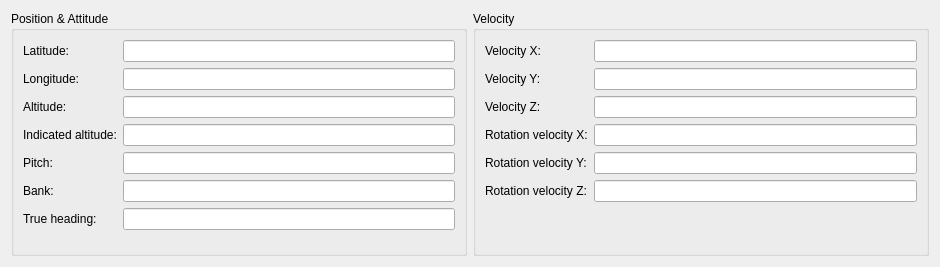
Qt form src/UserInterface/src/Widget/AircraftWidget.ui (till213/SkyDolly) before a commit.
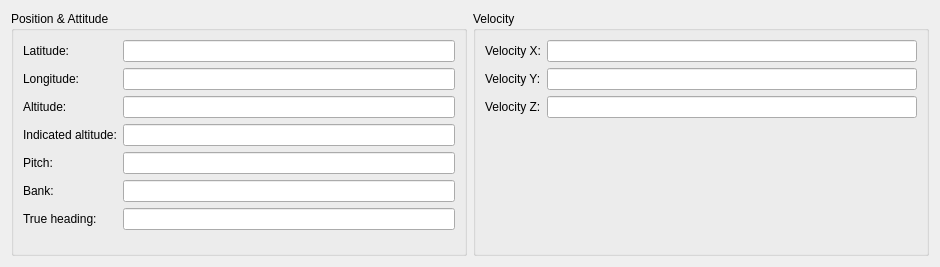
The same form after that commit.

Diff of the .ui file:
```diff
--- a/src/UserInterface/src/Widget/AircraftWidget.ui
+++ b/src/UserInterface/src/Widget/AircraftWidget.ui
@@ -92,66 +92,6 @@
         </property>
        </widget>
       </item>
-      <item row="3" column="0">
-       <widget class="QLabel" name="label_28">
-        <property name="text">
-         <string>Rotation velocity X:</string>
-        </property>
-       </widget>
-      </item>
-      <item row="3" column="1">
-       <widget class="QLineEdit" name="rotationVelocityXLineEdit">
-        <property name="minimumSize">
-         <size>
-          <width>300</width>
-          <height>0</height>
-         </size>
-        </property>
-        <property name="readOnly">
-         <bool>true</bool>
-        </property>
-       </widget>
-      </item>
-      <item row="4" column="0">
-       <widget class="QLabel" name="label_29">
-        <property name="text">
-         <string>Rotation velocity Y:</string>
-        </property>
-       </widget>
-      </item>
-      <item row="4" column="1">
-       <widget class="QLineEdit" name="rotationVelocityYLineEdit">
-        <property name="minimumSize">
-         <size>
-          <width>300</width>
-          <height>0</height>
-         </size>
-        </property>
-        <property name="readOnly">
-         <bool>true</bool>
-        </property>
-       </widget>
-      </item>
-      <item row="5" column="0">
-       <widget class="QLabel" name="label_30">
-        <property name="text">
-         <string>Rotation velocity Z:</string>
-        </property>
-       </widget>
-      </item>
-      <item row="5" column="1">
-       <widget class="QLineEdit" name="rotationVelocityZLineEdit">
-        <property name="minimumSize">
-         <size>
-          <width>300</width>
-          <height>0</height>
-         </size>
-        </property>
-        <property name="readOnly">
-         <bool>true</bool>
-        </property>
-       </widget>
-      </item>
      </layout>
     </widget>
    </item>
```
